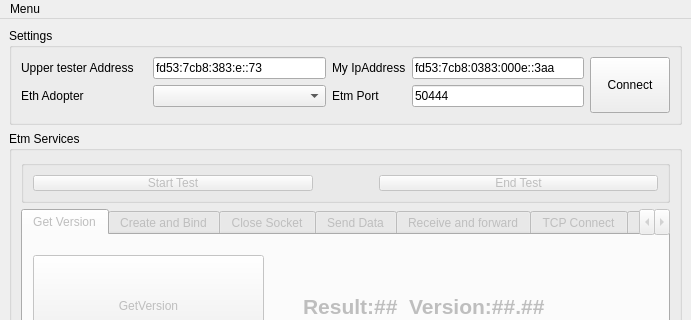
The window that SourceCode/ETMLowerTester/EtmTesterConsoleWithTABS_v1_1.ui (ablinux/ETM-IPStackTester) describes before a commit, drawn with Qt 5; both pictures show x 0 to 691 and y 0 to 320 of the 691 by 889 pixel window.
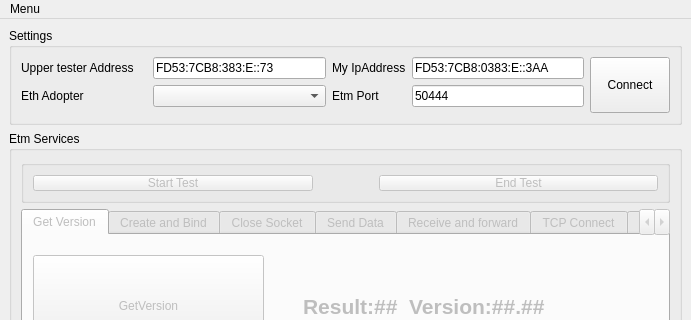
The same window after the commit.

The edit to the form file:
```diff
--- a/SourceCode/ETMLowerTester/EtmTesterConsoleWithTABS_v1_1.ui
+++ b/SourceCode/ETMLowerTester/EtmTesterConsoleWithTABS_v1_1.ui
@@ -30,7 +30,7 @@
           </font>
          </property>
          <property name="text">
-          <string>fd53:7cb8:0383:000e::3aa</string>
+          <string>FD53:7CB8:0383:E::3AA</string>
          </property>
         </widget>
        </item>
@@ -111,7 +111,7 @@
           <string>&lt;html&gt;&lt;head/&gt;&lt;body&gt;&lt;p&gt;Add Upper Tester IP address (IPV6)&lt;/p&gt;&lt;/body&gt;&lt;/html&gt;</string>
          </property>
          <property name="text">
-          <string>fd53:7cb8:383:e::73</string>
+          <string>FD53:7CB8:383:E::73</string>
          </property>
         </widget>
        </item>
```
Left out of the diff: 2 changed lines with no effect on the pictures.
